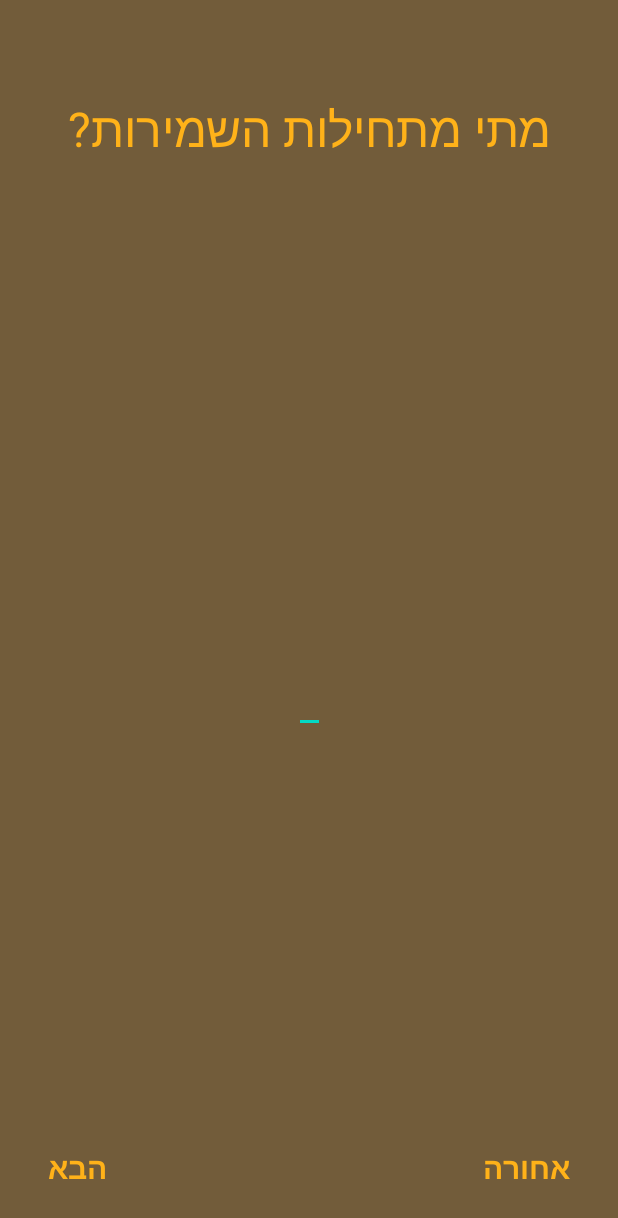
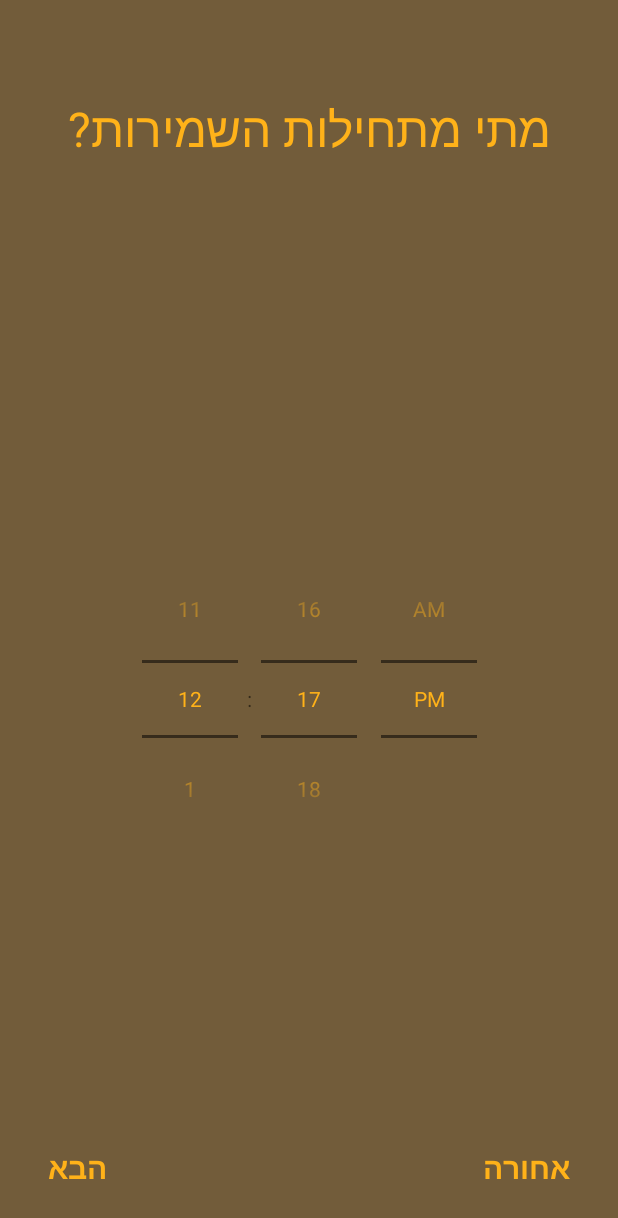
Before and after one commit to IdoAsraff/Samalto, an Android app: the layout activity_schedule_start.xml on its own in the app's theme, with its tools: preview values and no code run, on a phone screen of 412 x 824 dp. Shown: the top 1218 px of the screen. Run offline under Robolectric (Android 15) with nearby library versions, the phone set to English and light mode, and no system bars.

Commit message:
Added timepicker

```diff
--- a/app/build.gradle
+++ b/app/build.gradle
@@ -23,6 +23,9 @@ android {
             proguardFiles getDefaultProguardFile('proguard-android-optimize.txt'), 'proguard-rules.pro'
         }
     }
+    buildFeatures {
+        viewBinding = true
+    }
     compileOptions {
         sourceCompatibility JavaVersion.VERSION_1_8
         targetCompatibility JavaVersion.VERSION_1_8
--- a/app/src/main/AndroidManifest.xml
+++ b/app/src/main/AndroidManifest.xml
@@ -9,7 +9,8 @@
         android:roundIcon="@mipmap/ic_launcher_round"
         android:supportsRtl="false"
         android:theme="@style/Theme.Samalto">
-        <activity android:name=".ScheduleStartActivity"></activity>
+        <activity android:name=".view.CreatePostsActivity"></activity>
+        <activity android:name=".view.ScheduleStartActivity" />
         <activity
             android:name=".view.MainActivity"
             android:exported="true">
--- a/app/src/main/res/layout/activity_schedule_start.xml
+++ b/app/src/main/res/layout/activity_schedule_start.xml
@@ -3,7 +3,7 @@
     xmlns:app="http://schemas.android.com/apk/res-auto"
     xmlns:tools="http://schemas.android.com/tools"
     style="@style/MilitaryScreen"
-    tools:context=".ScheduleStartActivity">
+    tools:context=".view.ScheduleStartActivity">
 
     <TextView
         android:id="@+id/schedStartTitle"
@@ -14,13 +14,15 @@
         android:text="מתי מתחילות השמירות?"
         style="@style/SecondaryHeader"/>
 
-    <EditText
-        app:layout_constraintTop_toBottomOf="@id/schedStartTitle"
+    <TimePicker
+        android:layout_width="wrap_content"
+        android:layout_height="wrap_content"
+        android:id="@+id/schedStartInput"
+        android:timePickerMode="spinner"
         app:layout_constraintStart_toStartOf="parent"
         app:layout_constraintEnd_toEndOf="parent"
         app:layout_constraintBottom_toBottomOf="parent"
-        android:layout_width="wrap_content"
-        android:layout_height="wrap_content"/>
+        app:layout_constraintTop_toBottomOf="@+id/schedStartTitle" />
 
     <TextView
         android:id="@+id/next"
--- a/app/src/main/res/values/themes.xml
+++ b/app/src/main/res/values/themes.xml
@@ -9,6 +9,7 @@
         <item name="colorSecondary">@color/teal_200</item>
         <item name="colorSecondaryVariant">@color/teal_700</item>
         <item name="colorOnSecondary">@color/black</item>
+        <item name="android:textColorPrimary">@color/military_yellow</item>
         <!-- Status bar color. -->
         <item name="android:statusBarColor" tools:targetApi="l">?attr/colorPrimaryVariant</item>
         <!-- Customize your theme here. -->
```
Also changed, not shown: app/src/main/java/com/talido/samalto/view/CreatePostsActivity.kt (renamed from app/src/main/java/com/talido/samalto/ScheduleStartActivity.kt, +4 -3 lines), app/src/main/java/com/talido/samalto/view/MainActivity.kt (+11 -1 lines), app/src/main/java/com/talido/samalto/view/ScheduleStartActivity.kt (added, +25 -0 lines), app/src/main/res/layout/activity_create_posts.xml (added, +9 -0 lines).
